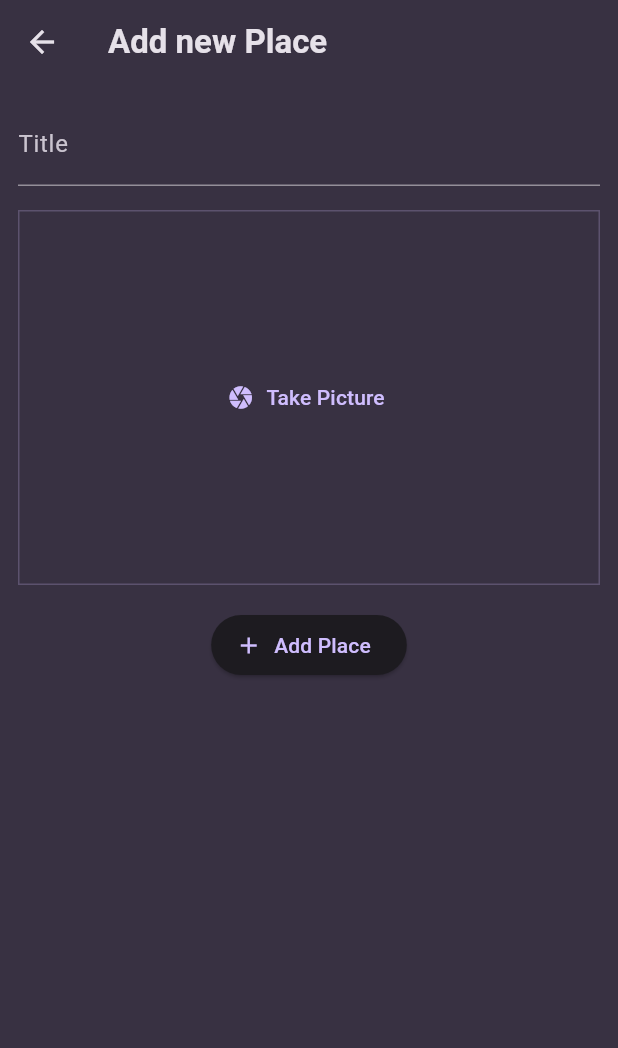
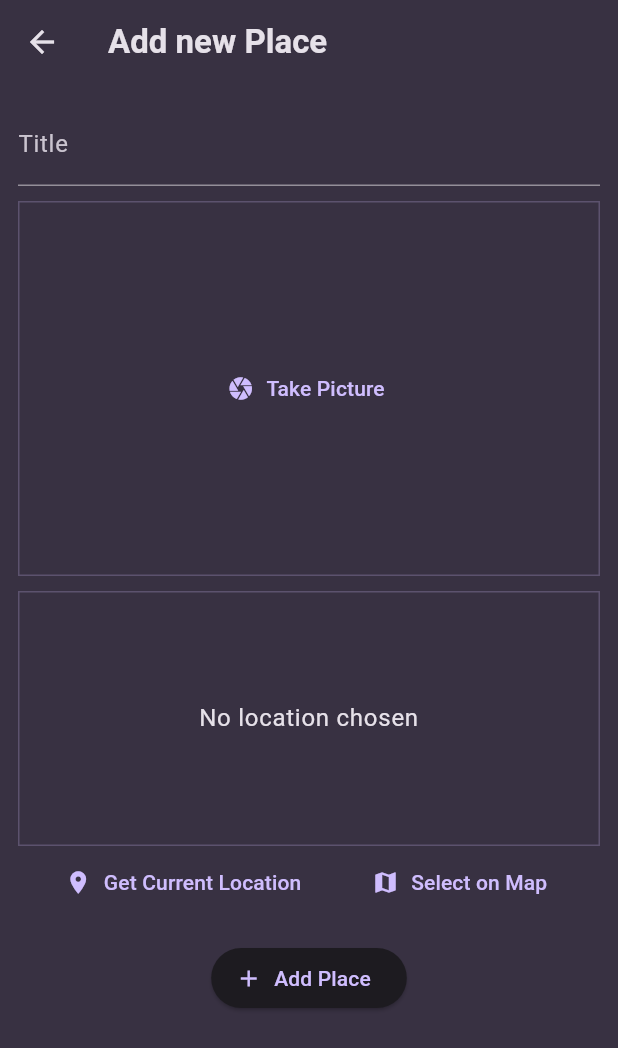
Before and after one commit to shox17/favorite-places-app, a Flutter app: the AddPlaceScreen screen opened directly, on a phone screen of 412 x 824 dp. Shown: the top 1048 px of the screen. Run offline on Flutter 3.47's test engine with Material 3 defaults, Android fonts, the phone set to English and light mode, and no system bars; our stand-ins replace flutter_riverpod, google_fonts, image_picker, location.

Commit message:
3rdd commit

```diff
--- a/lib/screens/add_place.dart
+++ b/lib/screens/add_place.dart
@@ -1,6 +1,7 @@
 import 'dart:io';
 
 import 'package:favorite_places/widgets/image_input.dart';
+import 'package:favorite_places/widgets/location_input.dart';
 import 'package:flutter/material.dart';
 import 'package:flutter_riverpod/flutter_riverpod.dart';
 import 'package:favorite_places/providers/user_places.dart';
@@ -57,12 +58,14 @@ class _AddPlaceScreenState extends ConsumerState<AddPlaceScreen> {
                 color: Theme.of(context).colorScheme.onSurface,
               ),
             ),
-            const SizedBox(height: 16),
+            const SizedBox(height: 10),
             ImageInput(
               onPickImage: (image) {
                 _selectedImage = image;
               },
             ),
+            const SizedBox(height: 10),
+            LocationInput(),
             const SizedBox(height: 16),
             ElevatedButton.icon(
               // The ElevatedButton.icon widget is used to create a button with an icon and a label
--- /dev/null
+++ b/lib/widgets/location_input.dart
@@ -0,0 +1,98 @@
+import 'package:flutter/material.dart';
+import 'package:location/location.dart';
+
+class LocationInput extends StatefulWidget {
+  const LocationInput({super.key});
+
+  @override
+  State<LocationInput> createState() => _LocationInputState();
+}
+
+class _LocationInputState extends State<LocationInput> {
+  Location? _pickedLocation;
+  var _isGettingLocation = false;
+
+  void _getCurrentLocation() async {
+    Location location = Location();
+
+    bool serviceEnabled;
+    PermissionStatus permissionGranted;
+    LocationData locationData;
+
+    serviceEnabled = await location.serviceEnabled();
+    if (!serviceEnabled) {
+      serviceEnabled = await location.requestService();
+      if (!serviceEnabled) {
+        return;
+      }
+    }
+
+    permissionGranted = await location.hasPermission();
+    if (permissionGranted == PermissionStatus.denied) {
+      permissionGranted = await location.requestPermission();
+      if (permissionGranted != PermissionStatus.granted) {
+        return;
+      }
+    }
+
+    setState(() {
+      _isGettingLocation = true;
+    });
+
+    locationData = await location.getLocation();
+
+    setState(() {
+      _isGettingLocation = false;
+    });
+
+    print(locationData.latitude);
+    print(locationData.longitude);
+  }
+
+  @override
+  Widget build(BuildContext context) {
+    Widget previewContent = Text(
+      'No location chosen',
+      textAlign: TextAlign.center,
+      style: Theme.of(context).textTheme.bodyLarge!.copyWith(
+            color: Theme.of(context).colorScheme.onSurface,
+          ),
+    );
+
+    if (_isGettingLocation) {
+      previewContent = CircularProgressIndicator();
+    }
+
+    return Column(
+      children: [
+        Container(
+          height: 170,
+          width: double.infinity,
+          alignment: Alignment.center,
+          decoration: BoxDecoration(
+            border: Border.all(
+              width: 1,
+              color: Theme.of(context).colorScheme.primary.withAlpha(60),
+            ),
+          ),
+          child: previewContent,
+        ),
+        Row(
+          mainAxisAlignment: MainAxisAlignment.spaceEvenly,
+          children: [
+            TextButton.icon(
+              icon: Icon(Icons.location_on),
+              onPressed: _getCurrentLocation,
+              label: Text('Get Current Location'),
+            ),
+            TextButton.icon(
+              icon: Icon(Icons.map),
+              onPressed: () {},
+              label: Text('Select on Map'),
+            ),
+          ],
+        ),
+      ],
+    );
+  }
+}
--- a/pubspec.yaml
+++ b/pubspec.yaml
@@ -38,6 +38,8 @@ dependencies:
   uuid: ^4.5.1
   flutter_riverpod: ^2.6.1
   image_picker: ^1.1.2
+  location: ^8.0.0
+  http: ^1.3.0
 
 dev_dependencies:
   flutter_test:
```
Also changed, not shown: pubspec.lock, 2 other files.
